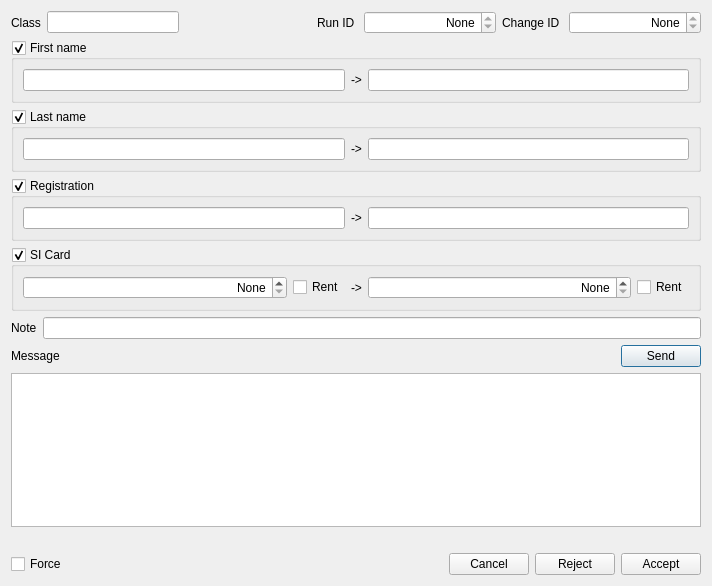
The window that quickevent/app/quickevent/plugins/Event/src/services/qx/lateentrydialog.ui (Quick-Box/quickevent) describes before a commit, drawn with Qt 5.
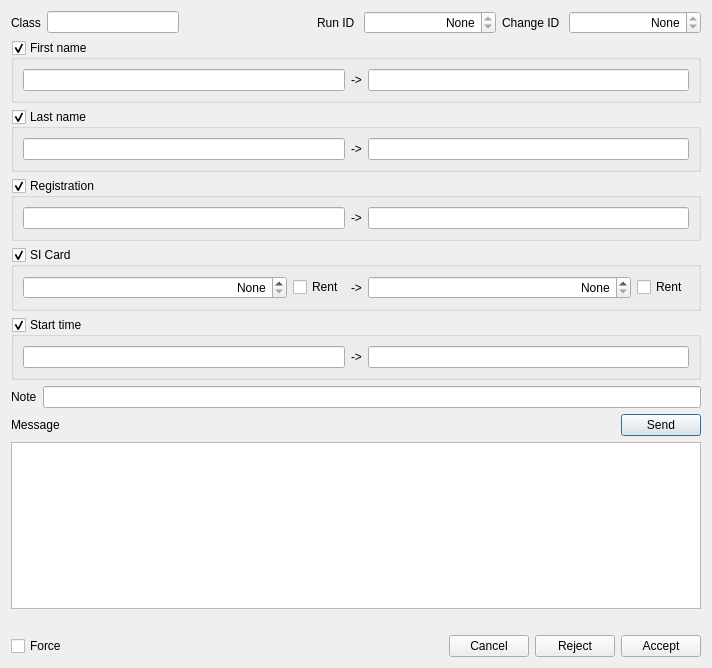
The same window after the commit.

Commit message:
Move start-time logic to CompetitorDocument
Make possibleStartTimesMs a static method on CompetitorDocument and
replace the widget-local implementation with a call to it. Add
start_time
fields to LateEntry/OrigRunRecord and update late-entry dialog (pass
stage id, UI tweaks, size, readonly original name). Add isExportDatabase
setting and only set RPC device options when enabled. Add
RunsWidget::showEditCompetitorDialog helper.

Diff of the .ui file:
```diff
--- a/quickevent/app/quickevent/plugins/Event/src/services/qx/lateentrydialog.ui
+++ b/quickevent/app/quickevent/plugins/Event/src/services/qx/lateentrydialog.ui
@@ -7,7 +7,7 @@
     <x>0</x>
     <y>0</y>
     <width>712</width>
-    <height>586</height>
+    <height>668</height>
    </rect>
   </property>
   <property name="windowTitle">
@@ -261,6 +261,38 @@
      </layout>
     </widget>
    </item>
+   <item>
+    <widget class="QGroupBox" name="grpStartTime">
+     <property name="title">
+      <string>Start time</string>
+     </property>
+     <property name="checkable">
+      <bool>true</bool>
+     </property>
+     <layout class="QHBoxLayout" name="horizontalLayout_9">
+      <item>
+       <widget class="QLineEdit" name="edStartTimeOrig">
+        <property name="readOnly">
+         <bool>true</bool>
+        </property>
+       </widget>
+      </item>
+      <item>
+       <widget class="QLabel" name="label_11">
+        <property name="text">
+         <string>-&gt;</string>
+        </property>
+        <property name="alignment">
+         <set>Qt::AlignmentFlag::AlignCenter</set>
+        </property>
+       </widget>
+      </item>
+      <item>
+       <widget class="QLineEdit" name="edStartTime"/>
+      </item>
+     </layout>
+    </widget>
+   </item>
    <item>
     <layout class="QHBoxLayout" name="horizontalLayout_7">
      <item>
```
Left out of the diff: 18 changed lines with no effect on the pictures. The commit also changes 15 other files.
